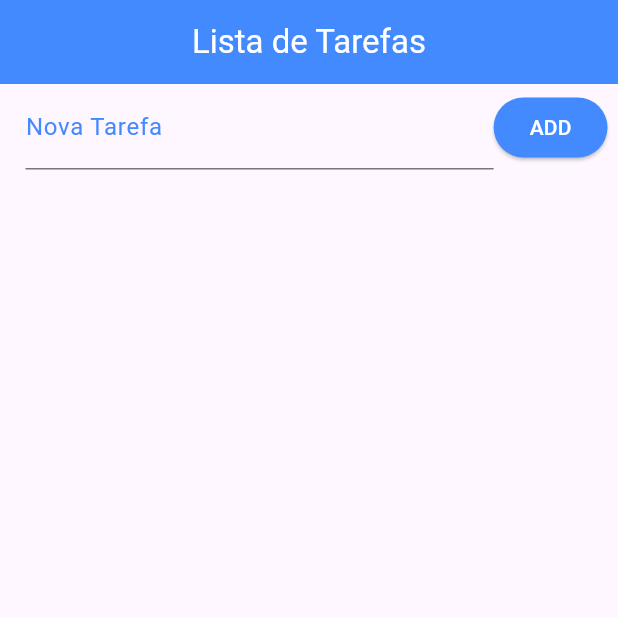
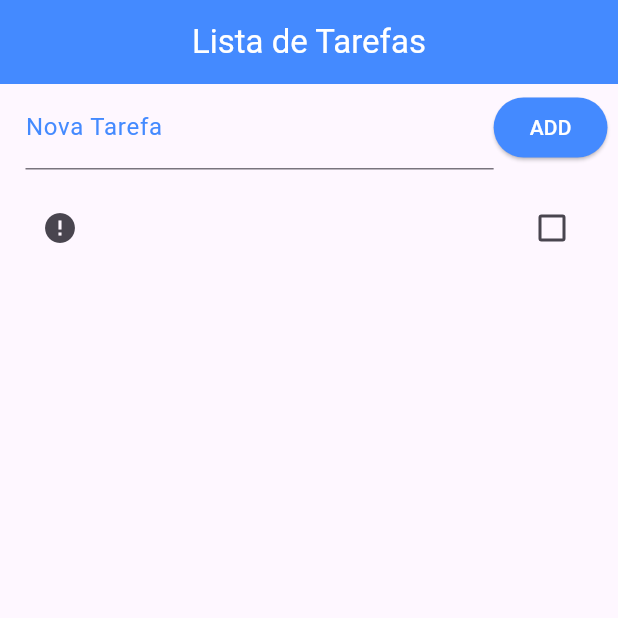
Before and after one commit to cenciW/todo_list_v2, a Flutter app: the screen it shows after launch, after a tap on "ADD", on a phone screen of 412 x 824 dp, the top half of it. Run offline on Flutter 3.47's test engine with Material 3 defaults, Android fonts, the phone set to English and light mode, and no system bars.

```diff
--- a/lib/main.dart
+++ b/lib/main.dart
@@ -19,8 +19,39 @@ class Home extends StatefulWidget {
 }
 
 class _HomeState extends State<Home> {
+  final _todoController = TextEditingController();
+
   //list of todos
   List _todoList = [];
+
+  @override
+  void initState() {
+    super.initState();
+    _readData().then((data) {
+      setState(() {
+        _todoList = json.decode(data);
+      });
+    });
+  }
+
+  void _addTodo() {
+    setState(() {
+      Map<String, dynamic> newTodo = Map();
+      newTodo["title"] = _todoController.text;
+      _todoController.text = "";
+      newTodo["ok"] = false;
+      _todoList.add(newTodo);
+      _saveData();
+      // _getFile();
+    });
+  }
+
+  void _removeTodo(int index) {
+    setState(() {
+      _todoList.removeAt(index);
+      _saveData();
+    });
+  }
 
   @override
   Widget build(BuildContext context) {
@@ -38,6 +69,7 @@ class _HomeState extends State<Home> {
             child: Row(children: <Widget>[
               Expanded(
                 child: TextField(
+                  controller: _todoController,
                   decoration: InputDecoration(
                     labelText: 'Nova Tarefa',
                     labelStyle: TextStyle(color: Colors.blueAccent),
@@ -45,7 +77,10 @@ class _HomeState extends State<Home> {
                 ),
               ),
               ElevatedButton(
-                  onPressed: () {},
+                onPressed: () {
+                  _addTodo();
+                  print("Adicionado");
+                },
                 child: Text(
                   'ADD',
                   style: TextStyle(color: Colors.white),
@@ -55,8 +90,37 @@ class _HomeState extends State<Home> {
               )
             ]),
           ),
+          Expanded(
+            child: ListView.builder(
+              padding: EdgeInsets.only(top: 10),
+              itemCount: _todoList.length,
+              itemBuilder: (contex, index) {
+                return CheckboxListTile(
+                  title: Text(_todoList[index]["title"]),
+                  value: _todoList[index]["ok"],
+                  secondary: IconButton(
+                    icon: Icon(_todoList[index]["ok"]
+                        ? Icons.check_circle
+                        : Icons.error),
+                    onPressed: () {
+                      setState(() {
+                        _todoList.removeAt(index);
+                      });
+                    },
+                  ),
+                  onChanged: (bool? value) {
+                    setState(() {
+                      _todoList[index]["ok"] = value;
+                      _saveData();
+                    });
+                  },
+                );
+              },
+            ),
+          )
         ],
-        ));
+      ),
+    );
   }
 
   Future<File> _getFile() async {
```
Lines whose indentation alone changed are shown as unchanged.
